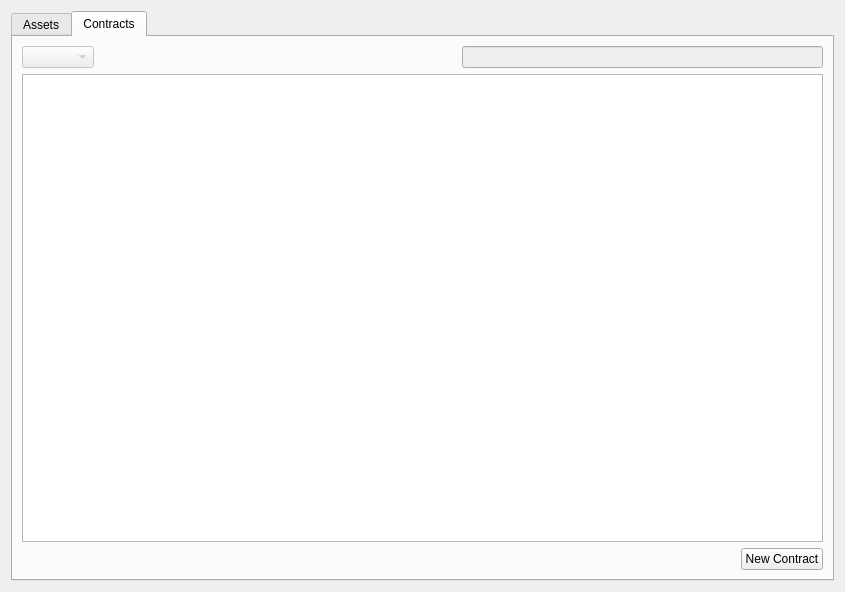
First picture: the form in src/qt/forms/assetmanagerpage.ui, repository Crowndev/crown, before the edit.
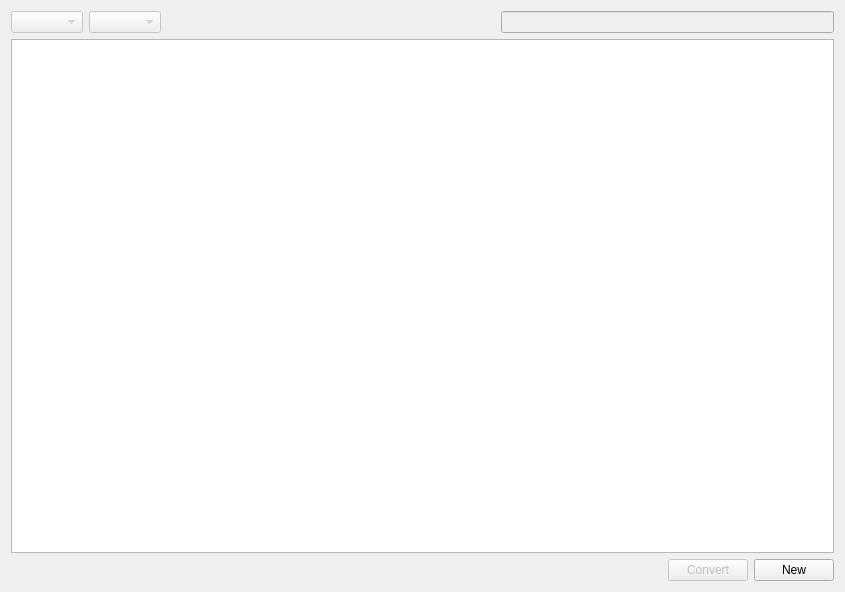
Second picture: the form after the edit.

```diff
--- a/src/qt/forms/assetmanagerpage.ui
+++ b/src/qt/forms/assetmanagerpage.ui
@@ -13,17 +13,7 @@
   <property name="windowTitle">
    <string>Form</string>
   </property>
-  <layout class="QVBoxLayout" name="verticalLayout_4">
-   <item>
-    <widget class="QTabWidget" name="tabWidget">
-     <property name="currentIndex">
-      <number>1</number>
-     </property>
-     <widget class="QWidget" name="tab">
-      <attribute name="title">
-       <string>Assets</string>
-      </attribute>
-      <layout class="QHBoxLayout" name="horizontalLayout_5">
+  <layout class="QVBoxLayout" name="verticalLayout_2">
        <item>
         <layout class="QVBoxLayout" name="verticalLayout">
          <item>
@@ -102,82 +92,6 @@
           </layout>
          </item>
         </layout>
-       </item>
-      </layout>
-     </widget>
-     <widget class="QWidget" name="tab_2">
-      <attribute name="title">
-       <string>Contracts</string>
-      </attribute>
-      <layout class="QVBoxLayout" name="verticalLayout_3">
-       <item>
-        <layout class="QVBoxLayout" name="verticalLayout_2">
-         <item>
-          <layout class="QHBoxLayout" name="horizontalLayout_3">
-           <item>
-            <widget class="QComboBox" name="comboBox_2">
-             <property name="enabled">
-              <bool>false</bool>
-             </property>
-            </widget>
-           </item>
-           <item>
-            <spacer name="horizontalSpacer_3">
-             <property name="orientation">
-              <enum>Qt::Horizontal</enum>
-             </property>
-             <property name="sizeHint" stdset="0">
-              <size>
-               <width>40</width>
-               <height>20</height>
-              </size>
-             </property>
-            </spacer>
-           </item>
-           <item>
-            <widget class="QLineEdit" name="lineEdit_2">
-             <property name="enabled">
-              <bool>false</bool>
-             </property>
-            </widget>
-           </item>
-          </layout>
-         </item>
-         <item>
-          <widget class="QTableView" name="contracttableView"/>
-         </item>
-         <item>
-          <layout class="QHBoxLayout" name="horizontalLayout_4">
-           <item>
-            <spacer name="horizontalSpacer_4">
-             <property name="orientation">
-              <enum>Qt::Horizontal</enum>
-             </property>
-             <property name="sizeHint" stdset="0">
-              <size>
-               <width>40</width>
-               <height>20</height>
-              </size>
-             </property>
-            </spacer>
-           </item>
-           <item>
-            <widget class="QPushButton" name="CreateNewContract">
-             <property name="toolTip">
-              <string extracomment="Create a new Contract"/>
-             </property>
-             <property name="text">
-              <string>New Contract</string>
-             </property>
-            </widget>
-           </item>
-          </layout>
-         </item>
-        </layout>
-       </item>
-      </layout>
-     </widget>
-    </widget>
    </item>
   </layout>
  </widget>
```
Lines whose indentation alone changed are shown as unchanged.
